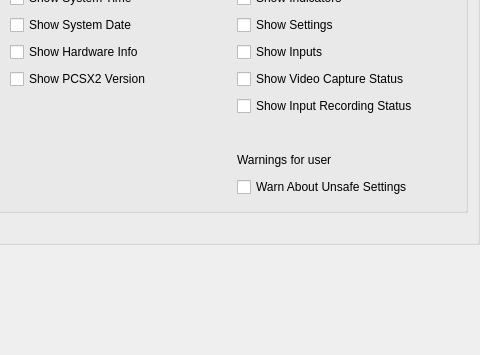
Before: the Qt Designer form pcsx2-qt/Settings/GraphicsSettingsWidget.ui in RedDevilus/pcsx2, drawn with Qt 5; both pictures show x 240 to 720 and y 301 to 656 of the 720 by 656 pixel window.
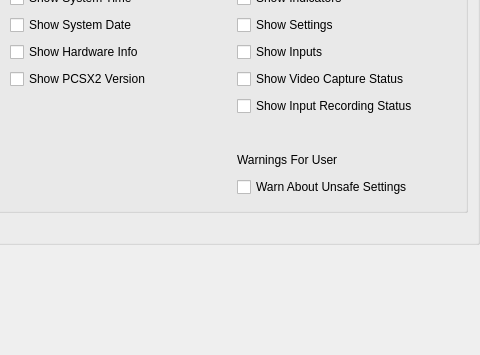
After: the same form once the commit is applied.

Commit message: Qt: Capitalise Warnings For User

Diff of the .ui file:
```diff
--- a/pcsx2-qt/Settings/GraphicsSettingsWidget.ui
+++ b/pcsx2-qt/Settings/GraphicsSettingsWidget.ui
@@ -1820,7 +1820,7 @@
             <item row="9" column="2">
              <widget class="QLabel" name="label_2">
               <property name="text">
-               <string>Warnings for user</string>
+               <string>Warnings For User</string>
               </property>
              </widget>
             </item>
```
The commit also changes 1 other file.
